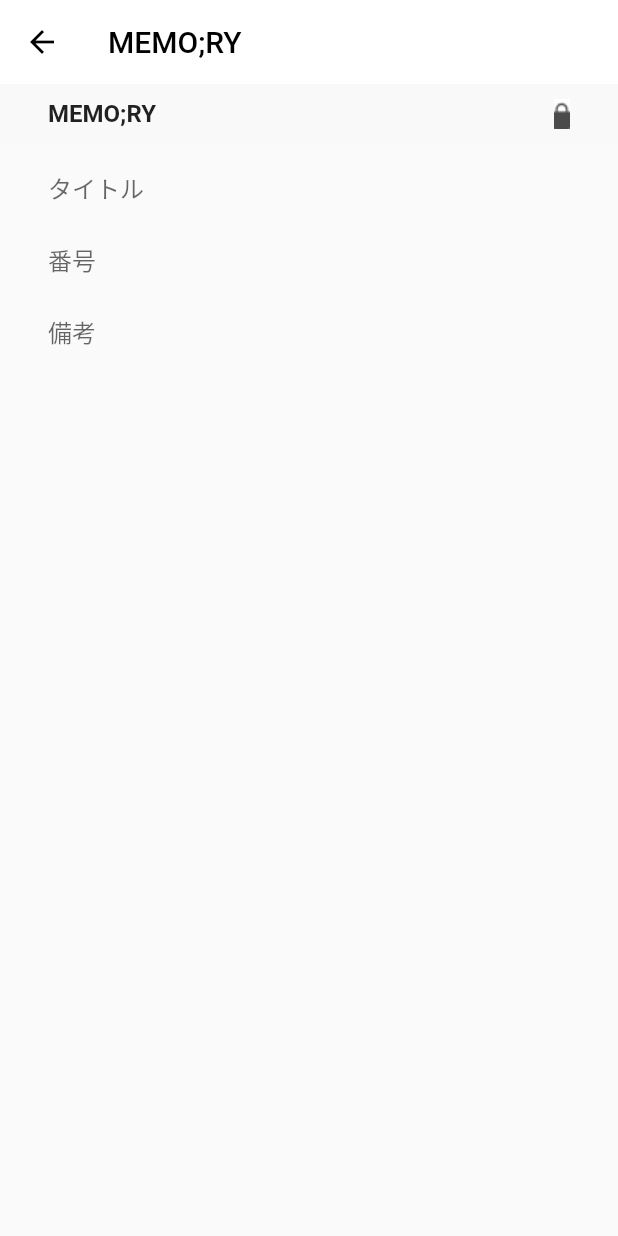
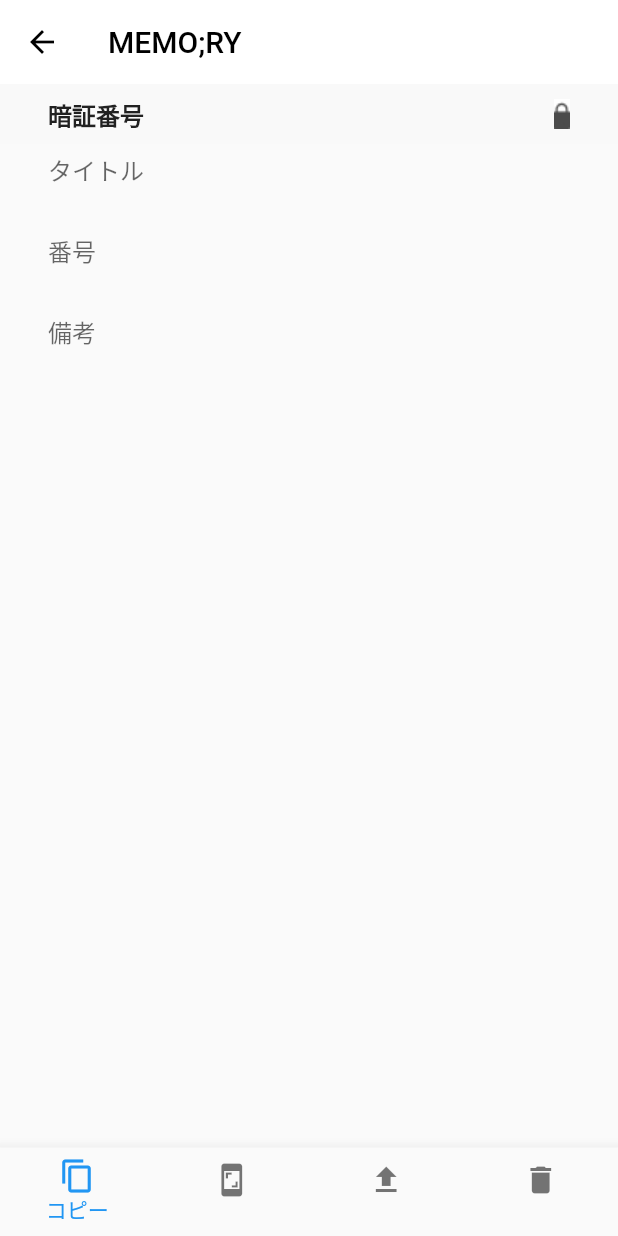
Before and after one commit to yusakufujita/memory, a Flutter app: the PerIdeNum screen opened directly, on a phone screen of 412 x 824 dp. Run offline on Flutter 3.47's test engine with Material 2 defaults, Android fonts, the phone set to English and light mode, and no system bars.

Commit message:
メイン画面のUIの28件のところを実装中

```diff
--- a/lib/per_ide_num.dart
+++ b/lib/per_ide_num.dart
@@ -1,5 +1,6 @@
 import 'package:flutter/material.dart';
 import 'package:memory/extension.dart';
+// import 'package:memory/widgets/custom_bottom_navigation_bar_widget.dart';
 // import 'package:memory/widgets/custom_form_widget.dart';
 
 class PerIdeNum extends StatefulWidget {
@@ -17,14 +18,15 @@ class _PerIdeNumState extends State<PerIdeNum> {
         bottomOpacity: 0.0,
         elevation: 0.0,
         backgroundColor: HexColor('#FFFFFF'),
-          iconTheme:
-              IconThemeData(color: HexColor('#000000')), // ここで色を決めることができる。
+        iconTheme: IconThemeData(color: HexColor('#000000')), // ここで色を決めることができる。
         title: Text(
           widget.title,
           style: const TextStyle(color: Colors.black),
         ),
       ),
-        body: Parts('暗証番号'));
+      body: Parts('暗証番号'),
+      bottomNavigationBar: const CustomBottomNavigationBar(),
+    );
   }
 }
 
@@ -51,8 +53,8 @@ class _PartsState extends State<Parts> {
             mainAxisAlignment: MainAxisAlignment.spaceBetween, // <= 追加
             children: <Widget>[
               // main.dartから渡ってきた値を動的に入れる
-              Text(
-                'MEMO;RY',
+              const Text(
+                '暗証番号',
                 style: TextStyle(
                   fontSize: 16,
                   fontWeight: FontWeight.bold,
@@ -71,21 +73,68 @@ class _PartsState extends State<Parts> {
             ),
             child: Column(
               children: const <Widget>[
-                TextField(
-                  decoration: InputDecoration(
-                      border: InputBorder.none, hintText: 'タイトル'),
-                ),
-                TextField(
-                  decoration:
-                      InputDecoration(border: InputBorder.none, hintText: '番号'),
-                ),
-                TextField(
-                  decoration:
-                      InputDecoration(border: InputBorder.none, hintText: '備考'),
-                ),
+                CustomFormWidget("タイトル", 30),
+                CustomFormWidget("番号", 30),
+                CustomFormWidget("備考", 30)
               ],
             )),
       ],
     );
   }
 }
+
+class CustomFormWidget extends StatelessWidget {
+  final String title;
+  final double height;
+  const CustomFormWidget(this.title, this.height);
+
+  @override
+  Widget build(BuildContext context) {
+    //titleとheightはコンストラクタで都度、入れ替えるのでconstは付かない
+    return TextField(
+      decoration: InputDecoration(
+        hintText: title,
+        border: InputBorder.none,
+        //高さを変更するためのパラメータ。下の高さしか必要なかったので、bottomのみ指定
+        contentPadding: EdgeInsets.only(bottom: height),
+      ),
+    );
+  }
+}
+
+class CustomBottomNavigationBar extends StatelessWidget {
+  const CustomBottomNavigationBar({Key? key}) : super(key: key);
+  //onTapで入力されたindexを使って、実行するメソッドを選択する
+  void methodSwitcher(int index) {
+    switch (index) {
+      case 0:
+        print("メソッドA");
+        break;
+      case 1:
+        print("メソッドB");
+        break;
+      case 2:
+        print("メソッドC");
+        break;
+      case 3:
+        print("メソッドD");
+        break;
+    }
+  }
+
+  @override
+  Widget build(BuildContext context) {
+    return BottomNavigationBar(
+      onTap: methodSwitcher,
+      //なぜか3つ以上だと表示されず、fixedを付けると解消されるようです
+      type: BottomNavigationBarType.fixed,
+      items: const [
+        //どうやらlabelは必須のため、空の値を入れておきました
+        BottomNavigationBarItem(icon: Icon(Icons.copy), label: "コピー"),
+        BottomNavigationBarItem(icon: Icon(Icons.screenshot), label: ""),
+        BottomNavigationBarItem(icon: Icon(Icons.upload), label: ""),
+        BottomNavigationBarItem(icon: Icon(Icons.delete), label: ""),
+      ],
+    );
+  }
+}
--- a/lib/title_list.dart
+++ b/lib/title_list.dart
@@ -76,6 +76,7 @@ class _TitleListState extends State<TitleList> {
                       onTap: () {
                         Navigator.of(context)
                             .push(MaterialPageRoute(builder: (context) {
+                          // 保存する形式によってreturnするファイルを変更する main.swiftからきた値を見てswitch文
                           return PerIdeNum(
                             title: 'MEMO;RY',
                           );
```
Also changed, not shown: lib/bank_accounts.dart (added, +44 -0 lines), lib/main.dart (+9 -3 lines), widgets/custom_bottom_navigation_bar_widget.dart (added, +38 -0 lines), 1 other file. Lines whose indentation alone changed are shown as unchanged.
